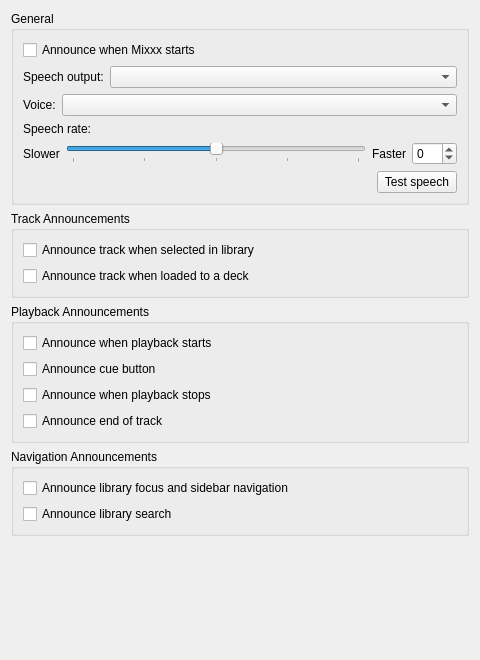
The window that src/preferences/dialog/dlgprefaccessibilitydlg.ui (XeTK/mixxx) describes before a commit, drawn with Qt 5.
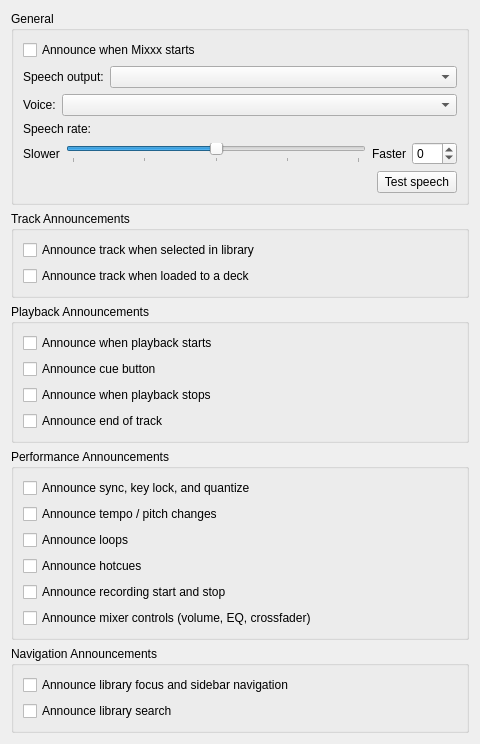
The same window after the commit.

Commit message: feat(tts): announce sync, key lock, quantize, loops, hotcues, recording, and mixer moves

What changed in the file:
```diff
--- a/src/preferences/dialog/dlgprefaccessibilitydlg.ui
+++ b/src/preferences/dialog/dlgprefaccessibilitydlg.ui
@@ -282,6 +282,75 @@
      </layout>
     </widget>
    </item>
+   <item>
+    <widget class="QGroupBox" name="groupBoxPerformance">
+     <property name="title">
+      <string>Performance Announcements</string>
+     </property>
+     <layout class="QVBoxLayout" name="verticalLayoutPerformance">
+      <item>
+       <widget class="QCheckBox" name="checkBoxAnnounceSync">
+        <property name="toolTip">
+         <string>Speak when sync, key lock, or quantize is toggled on a deck.</string>
+        </property>
+        <property name="text">
+         <string>Announce sync, key lock, and quantize</string>
+        </property>
+       </widget>
+      </item>
+      <item>
+       <widget class="QCheckBox" name="checkBoxAnnounceTempo">
+        <property name="toolTip">
+         <string>Speak the pitch fader position after it stops moving.</string>
+        </property>
+        <property name="text">
+         <string>Announce tempo / pitch changes</string>
+        </property>
+       </widget>
+      </item>
+      <item>
+       <widget class="QCheckBox" name="checkBoxAnnounceLoop">
+        <property name="toolTip">
+         <string>Speak when a loop is enabled or disabled, including its size in beats.</string>
+        </property>
+        <property name="text">
+         <string>Announce loops</string>
+        </property>
+       </widget>
+      </item>
+      <item>
+       <widget class="QCheckBox" name="checkBoxAnnounceHotcue">
+        <property name="toolTip">
+         <string>Speak when a hotcue is set or cleared.</string>
+        </property>
+        <property name="text">
+         <string>Announce hotcues</string>
+        </property>
+       </widget>
+      </item>
+      <item>
+       <widget class="QCheckBox" name="checkBoxAnnounceRecording">
+        <property name="toolTip">
+         <string>Speak when recording starts or stops.</string>
+        </property>
+        <property name="text">
+         <string>Announce recording start and stop</string>
+        </property>
+       </widget>
+      </item>
+      <item>
+       <widget class="QCheckBox" name="checkBoxAnnounceMixer">
+        <property name="toolTip">
+         <string>Speak volume faders, EQ knobs, and the crossfader after they stop moving. Off by default because these move constantly during a mix.</string>
+        </property>
+        <property name="text">
+         <string>Announce mixer controls (volume, EQ, crossfader)</string>
+        </property>
+       </widget>
+      </item>
+     </layout>
+    </widget>
+   </item>
    <item>
     <widget class="QGroupBox" name="groupBoxNavigation">
      <property name="title">
```
The commit also changes 7 other files.
